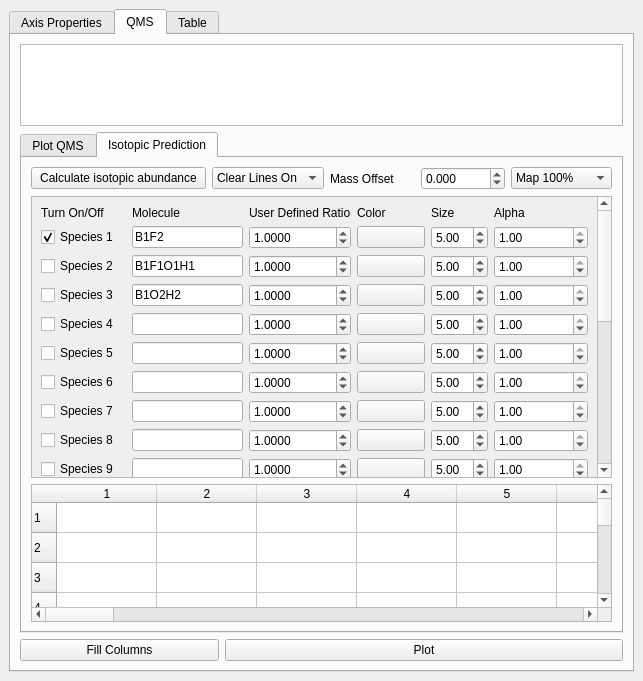
The window that src/Ui_Files/DockWidgets/Ui/dw_SE.ui (austinmcano/GGG) describes before a commit, drawn with Qt 5.
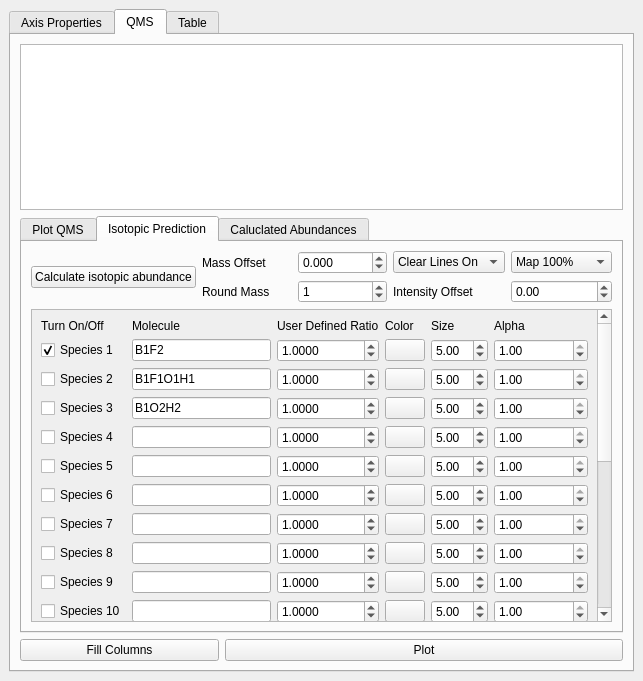
The same window after the commit. The open tabs and pages were chosen to show the change.

```diff
--- a/src/Ui_Files/DockWidgets/Ui/dw_SE.ui
+++ b/src/Ui_Files/DockWidgets/Ui/dw_SE.ui
@@ -508,197 +508,6 @@
             <string>Isotopic Prediction</string>
            </attribute>
            <layout class="QGridLayout" name="gridLayout_7">
-            <item row="10" column="0" colspan="6">
-             <widget class="QTableWidget" name="tableWidget_2">
-              <property name="rowCount">
-               <number>100</number>
-              </property>
-              <property name="columnCount">
-               <number>40</number>
-              </property>
-              <row/>
-              <row/>
-              <row/>
-              <row/>
-              <row/>
-              <row/>
-              <row/>
-              <row/>
-              <row/>
-              <row/>
-              <row/>
-              <row/>
-              <row/>
-              <row/>
-              <row/>
-              <row/>
-              <row/>
-              <row/>
-              <row/>
-              <row/>
-              <row/>
-              <row/>
-              <row/>
-              <row/>
-              <row/>
-              <row/>
-              <row/>
-              <row/>
-              <row/>
-              <row/>
-              <row/>
-              <row/>
-              <row/>
-              <row/>
-              <row/>
-              <row/>
-              <row/>
-              <row/>
-              <row/>
-              <row/>
-              <row/>
-              <row/>
-              <row/>
-              <row/>
-              <row/>
-              <row/>
-              <row/>
-              <row/>
-              <row/>
-              <row/>
-              <row/>
-              <row/>
-              <row/>
-              <row/>
-              <row/>
-              <row/>
-              <row/>
-              <row/>
-              <row/>
-              <row/>
-              <row/>
-              <row/>
-              <row/>
-              <row/>
-              <row/>
-              <row/>
-              <row/>
-              <row/>
-              <row/>
-              <row/>
-              <row/>
-              <row/>
-              <row/>
-              <row/>
-              <row/>
-              <row/>
-              <row/>
-              <row/>
-              <row/>
-              <row/>
-              <row/>
-              <row/>
-              <row/>
-              <row/>
-              <row/>
-              <row/>
-              <row/>
-              <row/>
-              <row/>
-              <row/>
-              <row/>
-              <row/>
-              <row/>
-              <row/>
-              <row/>
-              <row/>
-              <row/>
-              <row/>
-              <row/>
-              <row/>
-              <column/>
-              <column/>
-              <column/>
-              <column/>
-              <column/>
-              <column/>
-              <column/>
-              <column/>
-              <column/>
-              <column/>
-              <column/>
-              <column/>
-              <column/>
-              <column/>
-              <column/>
-              <column/>
-              <column/>
-              <column/>
-              <column/>
-              <column/>
-              <column/>
-              <column/>
-              <column/>
-              <column/>
-              <column/>
-              <column/>
-              <column/>
-              <column/>
-              <column/>
-              <column/>
-              <column/>
-              <column/>
-              <column/>
-              <column/>
-              <column/>
-              <column/>
-              <column/>
-              <column/>
-              <column/>
-              <column/>
-             </widget>
-            </item>
-            <item row="0" column="0" colspan="2">
-             <widget class="QPushButton" name="calc_iso_pb">
-              <property name="text">
-               <string>Calculate isotopic abundance</string>
-              </property>
-             </widget>
-            </item>
-            <item row="0" column="4">
-             <widget class="QDoubleSpinBox" name="mass_offset_dsb">
-              <property name="decimals">
-               <number>3</number>
-              </property>
-              <property name="minimum">
-               <double>-99.000000000000000</double>
-              </property>
-              <property name="singleStep">
-               <double>0.020000000000000</double>
-              </property>
-             </widget>
-            </item>
-            <item row="0" column="2">
-             <widget class="QComboBox" name="clear_combo">
-              <item>
-               <property name="text">
-                <string>Clear Lines On</string>
-               </property>
-              </item>
-              <item>
-               <property name="text">
-                <string>Clear Lines Off</string>
-               </property>
-              </item>
-             </widget>
-            </item>
-            <item row="0" column="3">
-             <widget class="QLabel" name="label_11">
-              <property name="text">
-               <string>Mass Offset</string>
-              </property>
-             </widget>
-            </item>
             <item row="0" column="5">
              <widget class="QComboBox" name="type_iso_cb">
               <item>
@@ -713,7 +522,38 @@
               </item>
              </widget>
             </item>
-            <item row="2" column="0" colspan="6">
+            <item row="1" column="5">
+             <widget class="QDoubleSpinBox" name="intensityoffset">
+              <property name="minimum">
+               <double>-99.000000000000000</double>
+              </property>
+              <property name="singleStep">
+               <double>0.100000000000000</double>
+              </property>
+             </widget>
+            </item>
+            <item row="1" column="4">
+             <widget class="QLabel" name="label_23">
+              <property name="text">
+               <string>Intensity Offset</string>
+              </property>
+             </widget>
+            </item>
+            <item row="1" column="3">
+             <widget class="QSpinBox" name="round_mass">
+              <property name="value">
+               <number>1</number>
+              </property>
+             </widget>
+            </item>
+            <item row="1" column="2">
+             <widget class="QLabel" name="label_10">
+              <property name="text">
+               <string>Round Mass</string>
+              </property>
+             </widget>
+            </item>
+            <item row="2" column="1" colspan="5">
              <widget class="QScrollArea" name="scrollArea">
               <property name="widgetResizable">
                <bool>true</bool>
@@ -722,7 +562,7 @@
                <property name="geometry">
                 <rect>
                  <x>0</x>
-                 <y>0</y>
+                 <y>-347</y>
                  <width>558</width>
                  <height>640</height>
                 </rect>
@@ -856,13 +696,6 @@
                   </property>
                  </widget>
                 </item>
-                <item row="23" column="5">
-                 <widget class="QLabel" name="label_10">
-                  <property name="text">
-                   <string>Round Mass</string>
-                  </property>
-                 </widget>
-                </item>
                 <item row="23" column="7">
                  <widget class="QPushButton" name="abundance_pb">
                   <property name="text">
@@ -884,13 +717,6 @@
                   </property>
                  </widget>
                 </item>
-                <item row="23" column="6">
-                 <widget class="QSpinBox" name="round_mass">
-                  <property name="value">
-                   <number>1</number>
-                  </property>
-                 </widget>
-                </item>
                 <item row="3" column="2">
                  <widget class="QLineEdit" name="name1_le">
                   <property name="text">
@@ -1958,6 +1784,204 @@
                 </item>
                </layout>
               </widget>
+             </widget>
+            </item>
+            <item row="0" column="2">
+             <widget class="QLabel" name="label_11">
+              <property name="text">
+               <string>Mass Offset</string>
+              </property>
+             </widget>
+            </item>
+            <item row="0" column="3">
+             <widget class="QDoubleSpinBox" name="mass_offset_dsb">
+              <property name="decimals">
+               <number>3</number>
+              </property>
+              <property name="minimum">
+               <double>-99.000000000000000</double>
+              </property>
+              <property name="singleStep">
+               <double>0.020000000000000</double>
+              </property>
+             </widget>
+            </item>
+            <item row="0" column="4">
+             <widget class="QComboBox" name="clear_combo">
+              <item>
+               <property name="text">
+                <string>Clear Lines On</string>
+               </property>
+              </item>
+              <item>
+               <property name="text">
+                <string>Clear Lines Off</string>
+               </property>
+              </item>
+             </widget>
+            </item>
+            <item row="0" column="1" rowspan="2">
+             <widget class="QPushButton" name="calc_iso_pb">
+              <property name="text">
+               <string>Calculate isotopic abundance</string>
+              </property>
+             </widget>
+            </item>
+           </layout>
+          </widget>
+          <widget class="QWidget" name="tab_10">
+           <attribute name="title">
+            <string>Caluclated Abundances</string>
+           </attribute>
+           <layout class="QGridLayout" name="gridLayout_5">
+            <item row="0" column="0">
+             <widget class="QTableWidget" name="tableWidget_2">
+              <property name="rowCount">
+               <number>100</number>
+              </property>
+              <property name="columnCount">
+               <number>40</number>
+              </property>
+              <row/>
+              <row/>
+              <row/>
+              <row/>
+              <row/>
+              <row/>
+              <row/>
+              <row/>
+              <row/>
+              <row/>
+              <row/>
+              <row/>
+              <row/>
+              <row/>
+              <row/>
+              <row/>
+              <row/>
+              <row/>
+              <row/>
+              <row/>
+              <row/>
+              <row/>
+              <row/>
+              <row/>
+              <row/>
+              <row/>
+              <row/>
+              <row/>
+              <row/>
+              <row/>
+              <row/>
+              <row/>
+              <row/>
+              <row/>
+              <row/>
+              <row/>
+              <row/>
+              <row/>
+              <row/>
+              <row/>
+              <row/>
+              <row/>
+              <row/>
+              <row/>
+              <row/>
+              <row/>
+              <row/>
+              <row/>
+              <row/>
+              <row/>
+              <row/>
+              <row/>
+              <row/>
+              <row/>
+              <row/>
+              <row/>
+              <row/>
+              <row/>
+              <row/>
+              <row/>
+              <row/>
+              <row/>
+              <row/>
+              <row/>
+              <row/>
+              <row/>
+              <row/>
+              <row/>
+              <row/>
+              <row/>
+              <row/>
+              <row/>
+              <row/>
+              <row/>
+              <row/>
+              <row/>
+              <row/>
+              <row/>
+              <row/>
+              <row/>
+              <row/>
+              <row/>
+              <row/>
+              <row/>
+              <row/>
+              <row/>
+              <row/>
+              <row/>
+              <row/>
+              <row/>
+              <row/>
+              <row/>
+              <row/>
+              <row/>
+              <row/>
+              <row/>
+              <row/>
+              <row/>
+              <row/>
+              <row/>
+              <column/>
+              <column/>
+              <column/>
+              <column/>
+              <column/>
+              <column/>
+              <column/>
+              <column/>
+              <column/>
+              <column/>
+              <column/>
+              <column/>
+              <column/>
+              <column/>
+              <column/>
+              <column/>
+              <column/>
+              <column/>
+              <column/>
+              <column/>
+              <column/>
+              <column/>
+              <column/>
+              <column/>
+              <column/>
+              <column/>
+              <column/>
+              <column/>
+              <column/>
+              <column/>
+              <column/>
+              <column/>
+              <column/>
+              <column/>
+              <column/>
+              <column/>
+              <column/>
+              <column/>
+              <column/>
+              <column/>
              </widget>
             </item>
            </layout>
```
Left out of the diff: 60 changed lines with no effect on the pictures.
